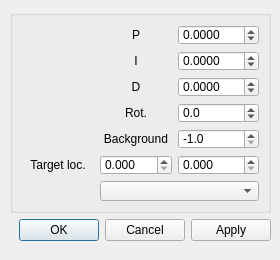
Old version of the form src/fttServoWindow.ui in the repository tmccrack/cameraLibrary.
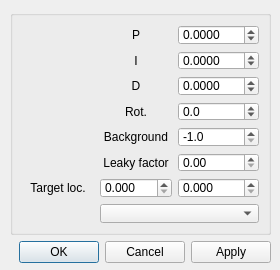
New version of the form.

Commit message: added leaky factor controls

Patch:
```diff
--- a/src/fttServoWindow.ui
+++ b/src/fttServoWindow.ui
@@ -7,7 +7,7 @@
     <x>0</x>
     <y>0</y>
     <width>280</width>
-    <height>260</height>
+    <height>270</height>
    </rect>
   </property>
   <property name="minimumSize">
@@ -25,7 +25,7 @@
      <x>10</x>
      <y>10</y>
      <width>261</width>
-     <height>231</height>
+     <height>253</height>
     </rect>
    </property>
    <layout class="QVBoxLayout" name="verticalLayout">
@@ -103,7 +103,7 @@
          </property>
         </widget>
        </item>
-       <item row="5" column="0">
+       <item row="6" column="0">
         <widget class="QLabel" name="label_TargetrLoc">
          <property name="text">
           <string>Target loc.</string>
@@ -113,14 +113,14 @@
          </property>
         </widget>
        </item>
-       <item row="6" column="1" colspan="2">
+       <item row="7" column="1" colspan="2">
         <widget class="QComboBox" name="combo_Alg">
          <property name="currentText">
           <string/>
          </property>
         </widget>
        </item>
-       <item row="5" column="1">
+       <item row="6" column="1">
         <widget class="QDoubleSpinBox" name="spb_XTarg">
          <property name="enabled">
           <bool>true</bool>
@@ -142,7 +142,7 @@
          </property>
         </widget>
        </item>
-       <item row="5" column="2">
+       <item row="6" column="2">
         <widget class="QDoubleSpinBox" name="spb_YTarg">
          <property name="enabled">
           <bool>true</bool>
@@ -241,6 +241,26 @@
          </property>
         </widget>
        </item>
+       <item row="5" column="2">
+        <widget class="QDoubleSpinBox" name="doubleSpinBox">
+         <property name="maximum">
+          <double>1.000000000000000</double>
+         </property>
+         <property name="singleStep">
+          <double>0.100000000000000</double>
+         </property>
+        </widget>
+       </item>
+       <item row="5" column="1">
+        <widget class="QLabel" name="label">
+         <property name="text">
+          <string>Leaky factor</string>
+         </property>
+         <property name="alignment">
+          <set>Qt::AlignCenter</set>
+         </property>
+        </widget>
+       </item>
       </layout>
      </widget>
     </item>
```
The commit also changes 1 other file.
